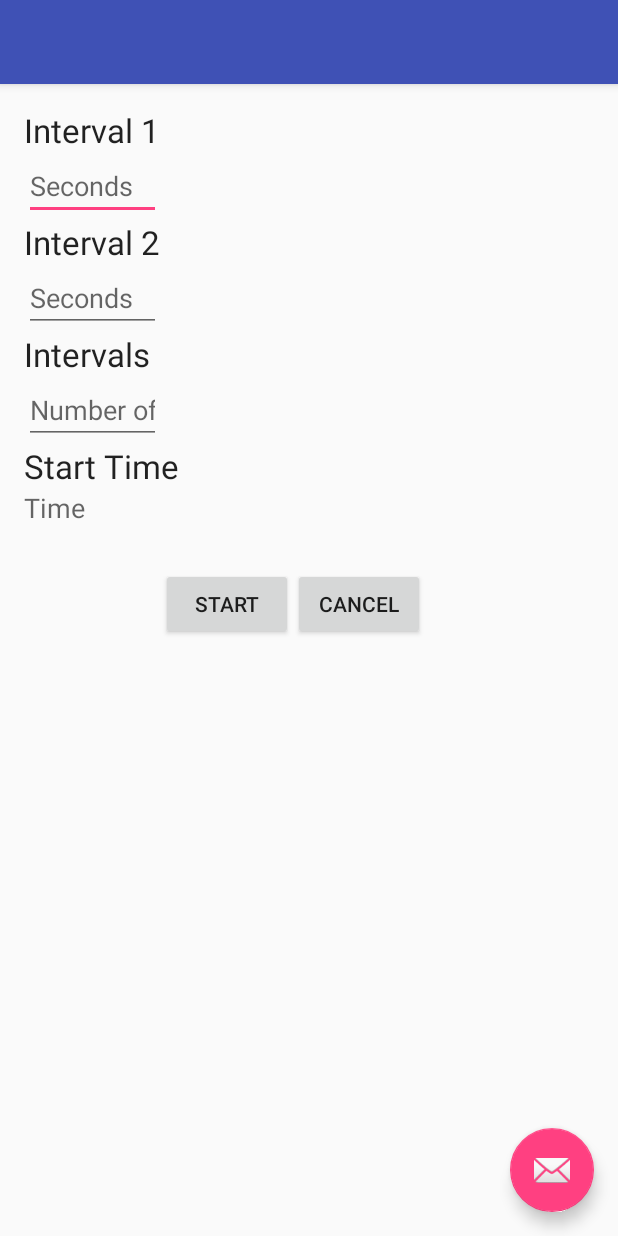
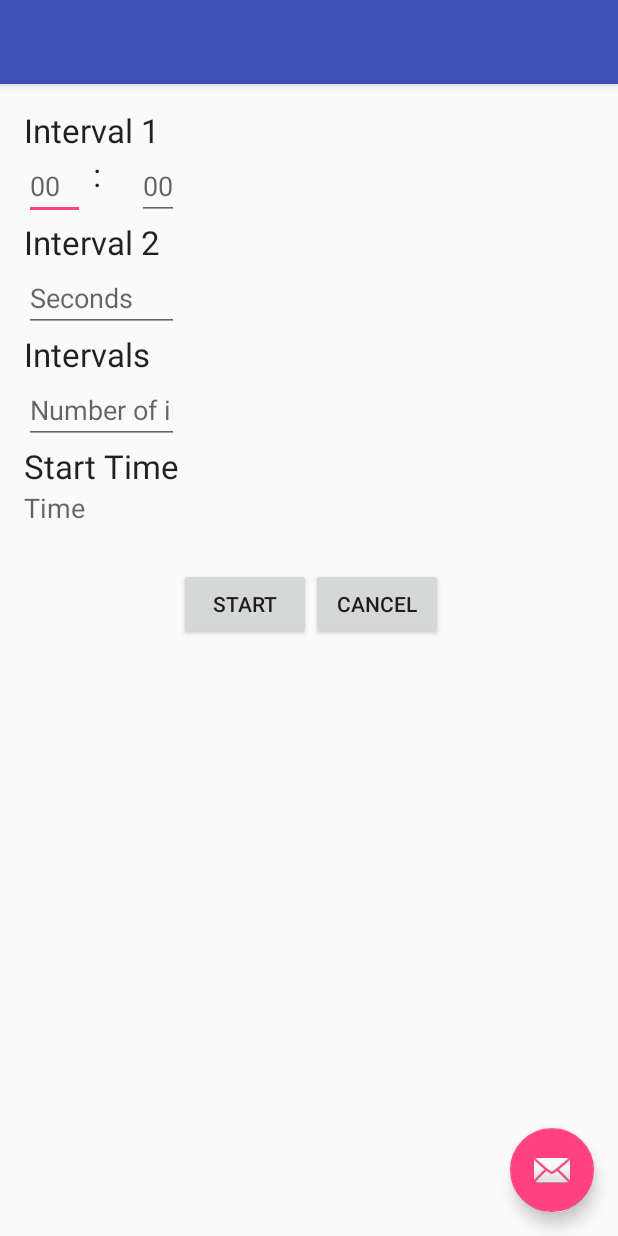
Before and after one commit to cowdude679/IntervalTimer, an Android app: the screen it shows after launch (MainActivity), on a phone screen of 412 x 824 dp. Run offline under Robolectric (Android 15) with nearby library versions, the phone set to English and light mode, and no system bars; 4 statements that could not run were skipped.

Commit message:
adding minute/seconds

```diff
--- a/app/src/main/java/com/genericcorp/intervaltimer/MainActivity.java
+++ b/app/src/main/java/com/genericcorp/intervaltimer/MainActivity.java
@@ -50,7 +50,7 @@ public class MainActivity extends AppCompatActivity {
     private void startTimer() {
         final double startTime = GregorianCalendar.getInstance().getTimeInMillis();
         final Timer timer = new Timer();
-        TextView intervalTime1 = (TextView) findViewById(R.id.firstInterval);
+        TextView intervalTime1 = (TextView) findViewById(R.id.int1Sec);
         TextView intervalTime2 = (TextView) findViewById(R.id.secondInterval);
         TextView intervalField = (TextView) findViewById(R.id.intervals);
         TextView startTimeView = (TextView) findViewById(R.id.textView4);
--- a/app/src/main/res/layout/content_main.xml
+++ b/app/src/main/res/layout/content_main.xml
@@ -24,16 +24,37 @@
         android:textAppearance="?android:attr/textAppearanceLarge" />
 
     <EditText
-        android:id="@+id/firstInterval"
         android:layout_width="wrap_content"
         android:layout_height="wrap_content"
-        android:layout_alignEnd="@+id/textView"
+        android:inputType="number"
+        android:ems="10"
+        android:id="@+id/int1Min"
+        android:layout_alignTop="@+id/int1Sec"
         android:layout_alignParentLeft="true"
         android:layout_alignParentStart="true"
-        android:layout_alignRight="@+id/textView"
+        android:layout_alignRight="@+id/timeView"
+        android:layout_alignEnd="@+id/timeView"
+        android:hint="00" />
+
+    <TextView
+        android:layout_width="wrap_content"
+        android:layout_height="wrap_content"
+        android:textAppearance="?android:attr/textAppearanceLarge"
+        android:text=" : "
+        android:id="@+id/textView5"
+        android:layout_alignTop="@+id/int1Min"
+        android:layout_toRightOf="@+id/int1Min"
+        android:layout_toEndOf="@+id/int1Min" />
+
+    <EditText
+        android:id="@+id/int1Sec"
+        android:layout_width="wrap_content"
+        android:layout_height="wrap_content"
+        android:hint="00"
+        android:inputType="number"
         android:layout_below="@+id/textView"
-        android:hint="Seconds"
-        android:inputType="number" />
+        android:layout_toLeftOf="@+id/start"
+        android:layout_toStartOf="@+id/start" />
 
 
     <TextView
@@ -42,7 +63,7 @@
         android:layout_height="wrap_content"
         android:text="Interval 2"
         android:textAppearance="?android:attr/textAppearanceLarge"
-        android:layout_below="@+id/firstInterval"
+        android:layout_below="@+id/int1Sec"
         android:layout_alignParentLeft="true"
         android:layout_alignParentStart="true" />
 
@@ -50,14 +71,12 @@
         android:id="@+id/secondInterval"
         android:layout_width="wrap_content"
         android:layout_height="wrap_content"
-        android:layout_alignEnd="@+id/textView2"
-        android:layout_alignParentLeft="true"
-        android:layout_alignParentStart="true"
-        android:layout_alignRight="@+id/textView2"
-        android:layout_below="@+id/textView2"
         android:ems="10"
         android:hint="Seconds"
-        android:inputType="number" />
+        android:inputType="number"
+        android:layout_below="@+id/textView2"
+        android:layout_alignRight="@+id/textView4"
+        android:layout_alignEnd="@+id/textView4" />
 
 
     <Button
@@ -122,4 +141,7 @@
         android:layout_alignParentLeft="true"
         android:layout_alignParentStart="true"
         android:text="Start Time"/>
+
+
+
 </RelativeLayout>
```
